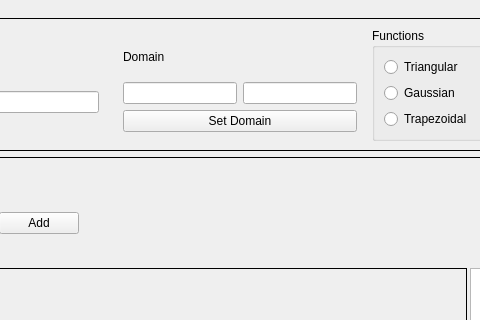
Above: design/input.ui from bbaltuntas/tubitak-fuzzy before the change; both pictures show x 172 to 652 and y 0 to 320 of the 824 by 611 pixel window. Below: the same form after it.
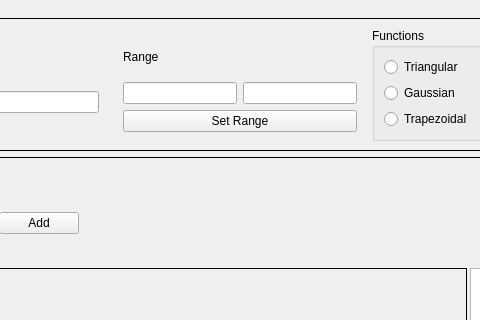
That is the form after the change.

What changed in the file:
```diff
--- a/design/input.ui
+++ b/design/input.ui
@@ -70,7 +70,7 @@
              <item>
               <widget class="QLabel" name="label_2">
                <property name="text">
-                <string>Domain</string>
+                <string>Range</string>
                </property>
               </widget>
              </item>
@@ -87,7 +87,7 @@
              <item>
               <widget class="QPushButton" name="set_domain">
                <property name="text">
-                <string>Set Domain</string>
+                <string>Set Range</string>
                </property>
               </widget>
              </item>
```
